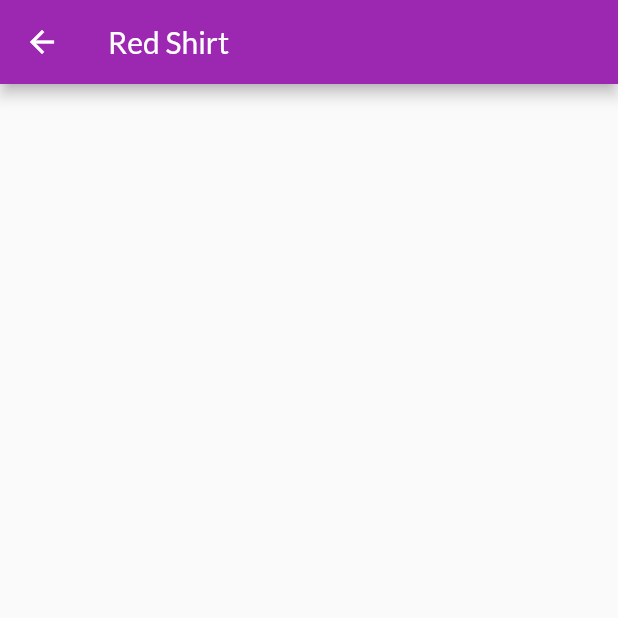
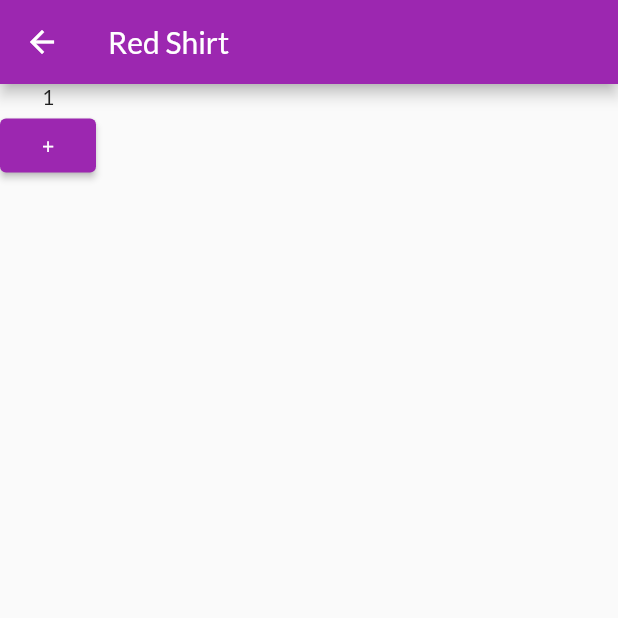
Before and after one commit to IsmaelCardoso/shop_exemple_flutter_state_management, a Flutter app: the ProductDetailScreen screen opened directly with sample values from the repository, on a phone screen of 412 x 824 dp, the top half of it. Run offline on Flutter 3.47's test engine with Material 2 defaults, Android fonts, the phone set to English and light mode, and no system bars; network calls fail.

Commit message:
chore(main, counter.provider and product_detail): using inherited widget

```diff
--- /dev/null
+++ b/lib/providers/counter.provider.dart
@@ -0,0 +1,29 @@
+import 'package:flutter/widgets.dart';
+
+class CounterState {
+  int _value = 1;
+
+  void inc() => _value++;
+  void dec() => _value--;
+
+  int get value => _value;
+
+  bool diff(CounterState old) {
+    return old == null || old._value != _value;
+  }
+}
+
+class CounterProvider extends InheritedWidget {
+  final CounterState state = CounterState();
+
+  CounterProvider({Widget child}) : super(child: child);
+
+  static CounterProvider of(BuildContext context) {
+    return context.dependOnInheritedWidgetOfExactType();
+  }
+
+  @override
+  bool updateShouldNotify(covariant InheritedWidget oldWidget) {
+    return true;
+  }
+}
--- a/lib/views/product_detail.screen.dart
+++ b/lib/views/product_detail.screen.dart
@@ -1,7 +1,13 @@
 import 'package:flutter/material.dart';
 import '../models/product.model.dart';
+import '../providers/counter.provider.dart';
 
-class ProductDetailScreen extends StatelessWidget {
+class ProductDetailScreen extends StatefulWidget {
+  @override
+  _ProductDetailScreenState createState() => _ProductDetailScreenState();
+}
+
+class _ProductDetailScreenState extends State<ProductDetailScreen> {
   @override
   Widget build(BuildContext context) {
     final ProductModel product =
@@ -11,6 +17,25 @@ class ProductDetailScreen extends StatelessWidget {
       appBar: AppBar(
         title: Text(product.title),
       ),
+      body: Column(
+        children: [
+          Text(
+            CounterProvider.of(context).state.value.toString(),
+          ),
+          ElevatedButton(
+              onPressed: () {
+                setState(() {
+                  CounterProvider.of(context).state.inc();
+                  // context
+                  //     .dependOnInheritedWidgetOfExactType<CounterProvider>()
+                  //     .state
+                  //     .inc(); //Tambem podemos fazer desta forma!
+                });
+                print(CounterProvider.of(context).state.value);
+              },
+              child: Text('+')),
+        ],
+      ),
     );
   }
 }
```
Also changed, not shown: lib/main.dart (+7 -2 lines).
